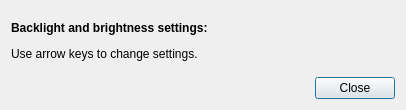
lxqt/lxqt-config, file lxqt-config-brightness/brightnesssettings.ui: the form before one commit.
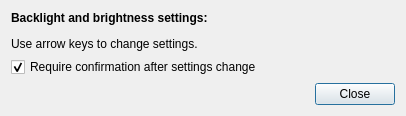
The form after the commit. Icons and pictures are not drawn.

Commit message:
brightness: Add change confirmation dialog
After settings change (1 sec restartable timeout) the confirmation is
requested (confirmation checkbox is default checked). The dialog will
timeout/cancel automaticaly (after 5 seconds) if the user doesn't
confirm it.

By this we are avoiding unrecoverable setting (full white/black screen).

What changed in the file:
```diff
--- a/lxqt-config-brightness/brightnesssettings.ui
+++ b/lxqt-config-brightness/brightnesssettings.ui
@@ -29,6 +29,16 @@
    <item>
     <layout class="QVBoxLayout" name="layout"/>
    </item>
+   <item>
+    <widget class="QCheckBox" name="confirmCB">
+     <property name="text">
+      <string>Require confirmation after settings change</string>
+     </property>
+     <property name="checked">
+      <bool>true</bool>
+     </property>
+    </widget>
+   </item>
    <item>
     <widget class="QDialogButtonBox" name="buttonBox">
      <property name="orientation">
```
The commit also changes 4 other files.
